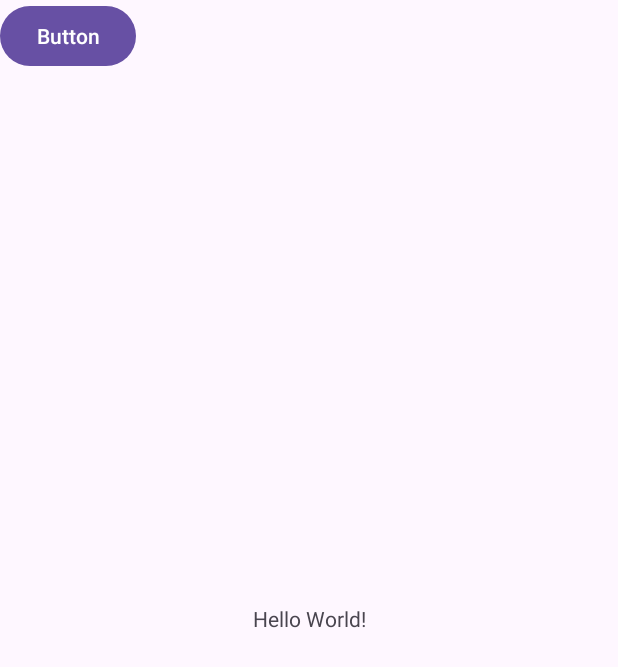
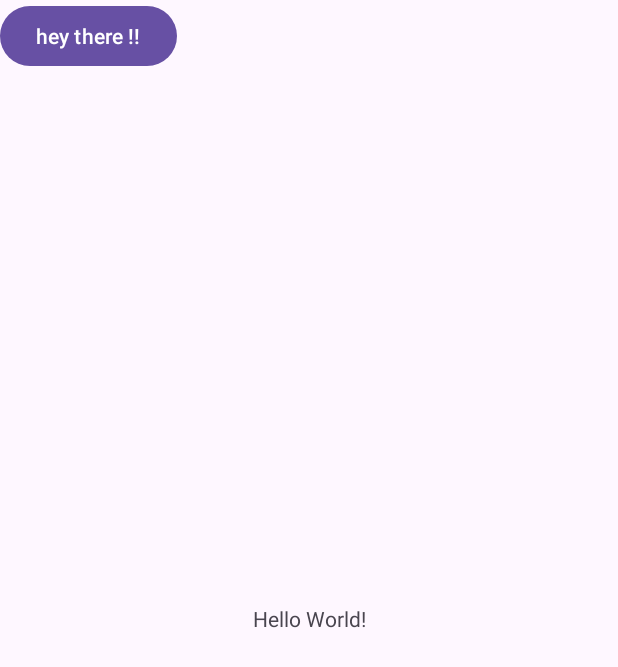
Before and after one commit to achAyub/test1, an Android app: the screen it shows after launch (MainActivity), on a phone screen of 412 x 824 dp. Shown: the top 667 px of the screen. Run offline under Robolectric (Android 15) with nearby library versions, the phone set to English and light mode, and no system bars.

Commit message:
version 1.2 , new name for button

```diff
--- a/app/src/main/res/layout/activity_main.xml
+++ b/app/src/main/res/layout/activity_main.xml
@@ -20,7 +20,7 @@
         android:id="@+id/button"
         android:layout_width="wrap_content"
         android:layout_height="wrap_content"
-        android:text="Button"
+        android:text="hey there !!"
         tools:layout_editor_absoluteX="162dp"
         tools:layout_editor_absoluteY="175dp" />
 
```
